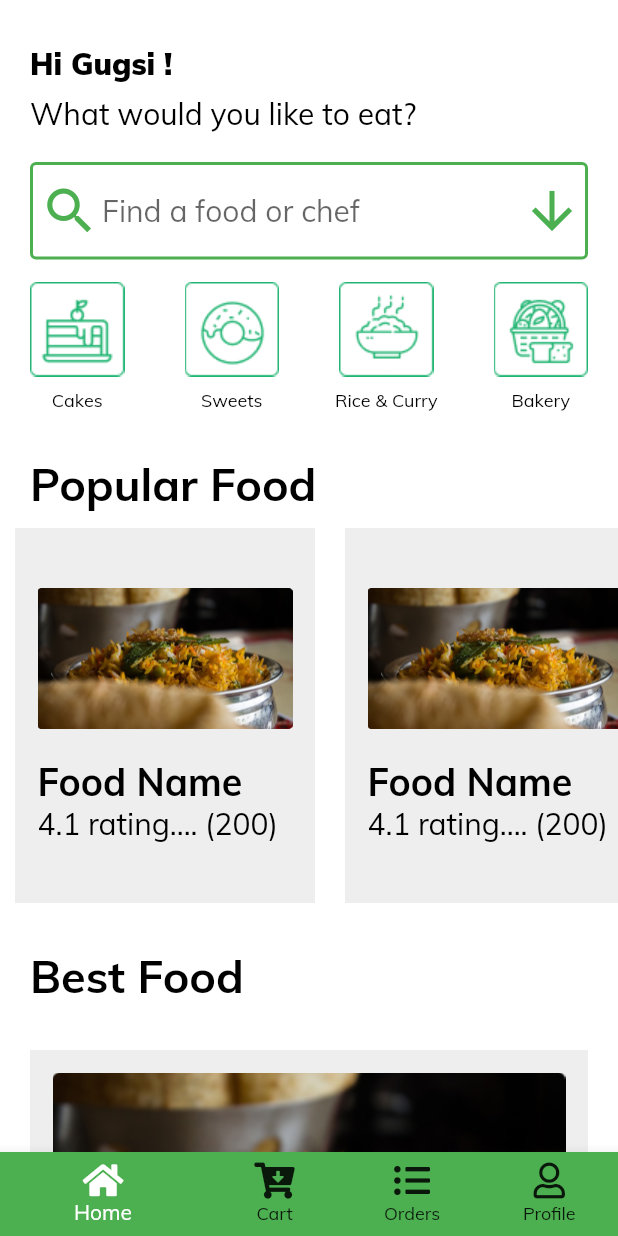
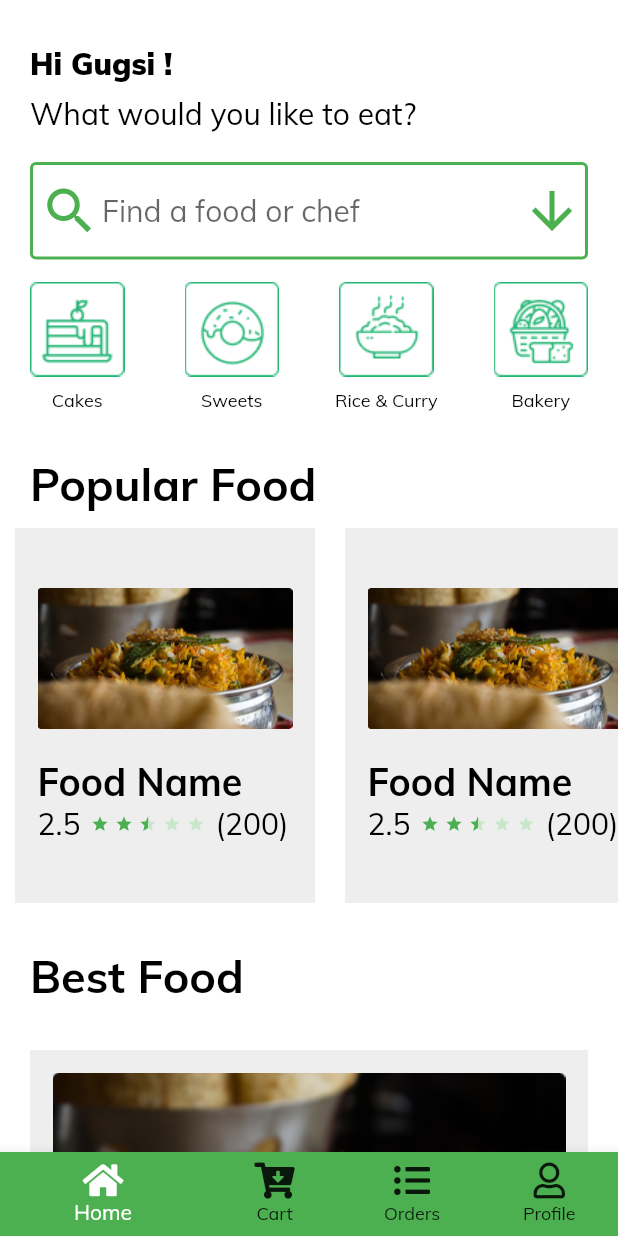
Before and after one commit to hirishegank/user, a Flutter app: the BottomNavigation screen opened directly, on a phone screen of 412 x 824 dp. Run offline on Flutter 3.47's test engine with Material 2 defaults, Android fonts, the phone set to English and light mode, and no system bars; drawn by our look-alikes of flutter_rating_bar; our stand-ins replace font_awesome_flutter, intro_slider.

Commit message:
rating component integrated

```diff
--- a/lib/components/best_food_card.dart
+++ b/lib/components/best_food_card.dart
@@ -1,9 +1,11 @@
 import 'package:flutter/material.dart';
+import 'package:flutter_rating_bar/flutter_rating_bar.dart';
 import 'package:user/screens/item_details.dart';
 
 class BestFoodCard extends StatelessWidget {
   final String primaryKey;
-  const BestFoodCard({this.primaryKey});
+  final double initialRating;
+  const BestFoodCard({this.primaryKey, @required this.initialRating});
 
   @override
   Widget build(BuildContext context) {
@@ -41,7 +43,18 @@ class BestFoodCard extends StatelessWidget {
                 SizedBox(
                   width: 10,
                 ),
-                Text('Ratings...')
+                RatingBarIndicator(
+                  rating: initialRating,
+                  direction: Axis.horizontal,
+                  itemCount: 5,
+                  itemSize: 25,
+                  unratedColor: Colors.green.shade100,
+                  itemPadding: EdgeInsets.symmetric(horizontal: 2.0),
+                  itemBuilder: (context, _) => Icon(
+                    Icons.star,
+                    color: Colors.green,
+                  ),
+                ),
               ],
             ),
             SizedBox(
--- a/lib/components/popular_food_card.dart
+++ b/lib/components/popular_food_card.dart
@@ -1,9 +1,15 @@
 import 'package:flutter/material.dart';
+import 'package:flutter_rating_bar/flutter_rating_bar.dart';
 import 'package:user/screens/item_details.dart';
 
 class PopularFoodCard extends StatelessWidget {
   final String primaryKey;
-  const PopularFoodCard({this.primaryKey});
+  final double initialRating;
+  final int numberOfRators;
+  const PopularFoodCard(
+      {this.primaryKey,
+      @required this.initialRating,
+      @required this.numberOfRators});
 
   @override
   Widget build(BuildContext context) {
@@ -35,19 +41,10 @@ class PopularFoodCard extends StatelessWidget {
                 'Food Name',
                 style: TextStyle(fontSize: 25, fontWeight: FontWeight.bold),
               ),
-              Row(
-                children: <Widget>[
-                  Text('4.1'),
-                  SizedBox(
-                    width: 5,
-                  ),
-                  Text('rating....'),
-                  SizedBox(
-                    width: 5,
-                  ),
-                  Text('(200)')
-                ],
-              )
+              CustomRatingBarPopularFood(
+                initialRating: initialRating,
+                numberOfRators: numberOfRators,
+              ),
             ],
           ),
         ),
@@ -55,3 +52,39 @@ class PopularFoodCard extends StatelessWidget {
     );
   }
 }
+
+class CustomRatingBarPopularFood extends StatelessWidget {
+  final double initialRating;
+  final int numberOfRators;
+  const CustomRatingBarPopularFood(
+      {Key key, @required this.initialRating, @required this.numberOfRators})
+      : super(key: key);
+
+  @override
+  Widget build(BuildContext context) {
+    return Row(
+      children: <Widget>[
+        Text('$initialRating'),
+        SizedBox(
+          width: 5,
+        ),
+        RatingBarIndicator(
+          rating: initialRating,
+          direction: Axis.horizontal,
+          itemCount: 5,
+          itemSize: 12,
+          unratedColor: Colors.green.shade100,
+          itemPadding: EdgeInsets.symmetric(horizontal: 2.0),
+          itemBuilder: (context, _) => Icon(
+            Icons.star,
+            color: Colors.green,
+          ),
+        ),
+        SizedBox(
+          width: 5,
+        ),
+        Text('($numberOfRators)')
+      ],
+    );
+  }
+}
--- a/lib/screens/cart_items.dart
+++ b/lib/screens/cart_items.dart
@@ -5,6 +5,7 @@ import 'package:user/components/big_button.dart';
 
 import 'package:user/components/delete_icon_button.dart';
 import 'package:user/components/home_category_buttom.dart';
+import 'package:user/screens/bottom_navigation.dart';
 import 'package:user/screens/customize_screen.dart';
 import 'package:user/screens/delivery_option.dart';
 
@@ -91,7 +92,8 @@ class _CartPageState extends State<CartPage> {
                     text: 'Checkout',
                     onPressed: () {
                       print('checkout');
-                      Navigator.of(context).pop();
+                      Navigator.of(context).pushReplacement(MaterialPageRoute(
+                          builder: (context) => BottomNavigation()));
                     },
                   )
                 ],
--- a/lib/screens/delivery_option.dart
+++ b/lib/screens/delivery_option.dart
@@ -1,6 +1,4 @@
 import 'package:flutter/material.dart';
-import 'package:font_awesome_flutter/fa_icon.dart';
-import 'package:font_awesome_flutter/font_awesome_flutter.dart';
 import 'package:user/components/big_button.dart';
 
 class DeliveryOptionPage extends StatefulWidget {
--- a/lib/screens/home_page.dart
+++ b/lib/screens/home_page.dart
@@ -106,12 +106,30 @@ class _HomePageState extends State<HomePage> {
             child: ListView(
               scrollDirection: Axis.horizontal,
               children: <Widget>[
-                PopularFoodCard(),
-                PopularFoodCard(),
-                PopularFoodCard(),
-                PopularFoodCard(),
-                PopularFoodCard(),
-                PopularFoodCard(),
+                PopularFoodCard(
+                  initialRating: 2.5,
+                  numberOfRators: 200,
+                ),
+                PopularFoodCard(
+                  initialRating: 2.5,
+                  numberOfRators: 200,
+                ),
+                PopularFoodCard(
+                  initialRating: 2.5,
+                  numberOfRators: 200,
+                ),
+                PopularFoodCard(
+                  initialRating: 2.5,
+                  numberOfRators: 200,
+                ),
+                PopularFoodCard(
+                  initialRating: 2.5,
+                  numberOfRators: 200,
+                ),
+                PopularFoodCard(
+                  initialRating: 2.5,
+                  numberOfRators: 200,
+                ),
               ],
             ),
           ),
@@ -128,13 +146,27 @@ class _HomePageState extends State<HomePage> {
           SizedBox(
             height: 20,
           ),
-          BestFoodCard(),
-          BestFoodCard(),
-          BestFoodCard(),
-          BestFoodCard(),
-          BestFoodCard(),
-          BestFoodCard(),
-          BestFoodCard(),
+          BestFoodCard(
+            initialRating: 2.5,
+          ),
+          BestFoodCard(
+            initialRating: 2.5,
+          ),
+          BestFoodCard(
+            initialRating: 2.5,
+          ),
+          BestFoodCard(
+            initialRating: 2.5,
+          ),
+          BestFoodCard(
+            initialRating: 2.5,
+          ),
+          BestFoodCard(
+            initialRating: 2.5,
+          ),
+          BestFoodCard(
+            initialRating: 2.5,
+          ),
         ],
       ),
     );
--- a/pubspec.yaml
+++ b/pubspec.yaml
@@ -25,6 +25,7 @@ dependencies:
   cupertino_icons: ^0.1.2
   intro_slider: ^2.2.9
   font_awesome_flutter: ^8.7.0
+  flutter_rating_bar: ^3.0.1+1
 
 dev_dependencies:
   flutter_test:
```
Also changed, not shown: lib/components/cooks_dishes_card.dart (+17 -4 lines), lib/screens/cook_details.dart (+31 -7 lines), lib/screens/item_details.dart (+12 -2 lines), pubspec.lock.
